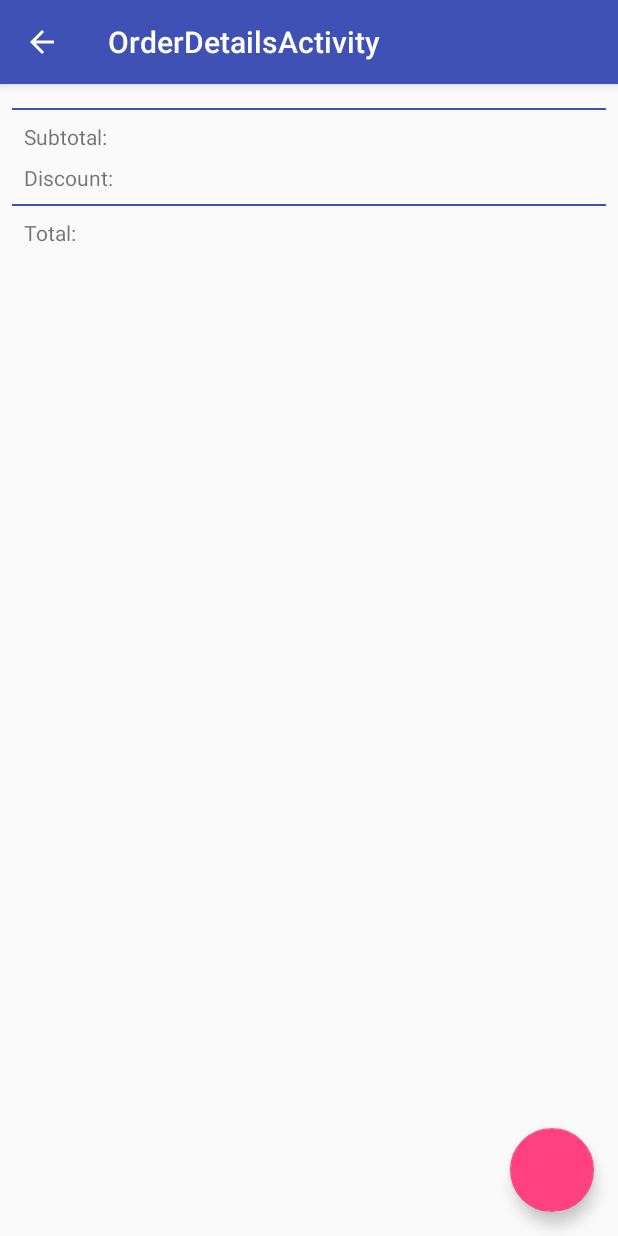
After one commit to Yahhi/Taifun, an Android app: the OrderDetailsActivity screen opened directly, with no data from a screen before it, on a phone screen of 412 x 824 dp. The commit adds this screen. Run offline under Robolectric (Android 15) with nearby library versions, the phone set to English and light mode, and no system bars.

Commit message:
add order details activity

```diff
--- /dev/null
+++ b/app/src/main/java/ru/develop_for_android/taifun/OrderDetailsActivity.java
@@ -0,0 +1,26 @@
+package ru.develop_for_android.taifun;
+
+import android.content.Intent;
+import android.os.Bundle;
+import android.support.design.widget.FloatingActionButton;
+import android.support.v7.app.AppCompatActivity;
+import android.support.v7.widget.Toolbar;
+
+public class OrderDetailsActivity extends AppCompatActivity {
+
+    @Override
+    protected void onCreate(Bundle savedInstanceState) {
+        super.onCreate(savedInstanceState);
+        setContentView(R.layout.activity_order_details);
+        Toolbar toolbar = findViewById(R.id.toolbar);
+        setSupportActionBar(toolbar);
+
+        FloatingActionButton fab = findViewById(R.id.fab);
+        fab.setOnClickListener(view -> {
+            Intent openOrderConfirmation = new Intent(getBaseContext(), OrderConfirmationActivity.class);
+            startActivity(openOrderConfirmation);
+        });
+        getSupportActionBar().setDisplayHomeAsUpEnabled(true);
+    }
+
+}
--- /dev/null
+++ b/app/src/main/java/ru/develop_for_android/taifun/OrderDetailsActivityFragment.java
@@ -0,0 +1,29 @@
+package ru.develop_for_android.taifun;
+
+import android.os.Bundle;
+import android.support.annotation.NonNull;
+import android.support.v4.app.Fragment;
+import android.support.v7.widget.LinearLayoutManager;
+import android.support.v7.widget.RecyclerView;
+import android.view.LayoutInflater;
+import android.view.View;
+import android.view.ViewGroup;
+
+/**
+ * A placeholder fragment containing a simple view.
+ */
+public class OrderDetailsActivityFragment extends Fragment {
+
+    public OrderDetailsActivityFragment() {
+    }
+
+    @Override
+    public View onCreateView(@NonNull LayoutInflater inflater, ViewGroup container,
+                             Bundle savedInstanceState) {
+        View fragmentView = inflater.inflate(R.layout.fragment_order_details, container, false);
+        RecyclerView foodInOrderList = fragmentView.findViewById(R.id.order_details_recyclerlist);
+        foodInOrderList.setLayoutManager(new LinearLayoutManager(getContext()));
+
+        return fragmentView;
+    }
+}
--- a/app/src/main/java/ru/develop_for_android/taifun/data/FoodDao.java
+++ b/app/src/main/java/ru/develop_for_android/taifun/data/FoodDao.java
@@ -101,9 +101,6 @@ public abstract class FoodDao {
     @Query("SELECT * FROM orders WHERE id = :id")
     abstract LiveData<OrderEntry> getOrderById(int id);
 
-    @Query("SELECT * FROM orders WHERE id = :id")
-    abstract OrderEntry getUnfinishedOrder(int id);
-
     public LiveData<OrderEntry> getUnfinishedOrder() {
         return getOrderById(UNFINISHED_ORDER_ID);
     }
--- /dev/null
+++ b/app/src/main/res/layout/activity_order_details.xml
@@ -0,0 +1,32 @@
+<?xml version="1.0" encoding="utf-8"?>
+<android.support.design.widget.CoordinatorLayout xmlns:android="http://schemas.android.com/apk/res/android"
+    xmlns:app="http://schemas.android.com/apk/res-auto"
+    xmlns:tools="http://schemas.android.com/tools"
+    android:layout_width="match_parent"
+    android:layout_height="match_parent"
+    tools:context="ru.develop_for_android.taifun.OrderDetailsActivity">
+
+    <android.support.design.widget.AppBarLayout
+        android:layout_width="match_parent"
+        android:layout_height="wrap_content"
+        android:theme="@style/AppTheme.AppBarOverlay">
+
+        <android.support.v7.widget.Toolbar
+            android:id="@+id/toolbar"
+            android:layout_width="match_parent"
+            android:layout_height="?android:attr/actionBarSize"
+            android:background="?android:attr/colorPrimary"
+            app:popupTheme="@style/AppTheme.PopupOverlay" />
+
+    </android.support.design.widget.AppBarLayout>
+
+    <include layout="@layout/content_order_details" />
+
+    <android.support.design.widget.FloatingActionButton
+        android:id="@+id/fab"
+        android:layout_width="wrap_content"
+        android:layout_height="wrap_content"
+        android:layout_gravity="bottom|end"
+        android:layout_margin="@dimen/fab_margin" />
+
+</android.support.design.widget.CoordinatorLayout>
--- /dev/null
+++ b/app/src/main/res/layout/fragment_order_details.xml
@@ -0,0 +1,102 @@
+<?xml version="1.0" encoding="utf-8"?>
+<android.support.constraint.ConstraintLayout xmlns:android="http://schemas.android.com/apk/res/android"
+    xmlns:app="http://schemas.android.com/apk/res-auto"
+    xmlns:tools="http://schemas.android.com/tools"
+    android:layout_width="match_parent"
+    android:layout_height="match_parent"
+    tools:context="ru.develop_for_android.taifun.OrderDetailsActivityFragment"
+    tools:showIn="@layout/activity_order_details">
+
+    <android.support.v7.widget.RecyclerView
+        android:id="@+id/order_details_recyclerlist"
+        android:layout_width="0dp"
+        android:layout_height="wrap_content"
+        android:layout_marginTop="8dp"
+        app:layout_constraintEnd_toEndOf="parent"
+        app:layout_constraintStart_toStartOf="parent"
+        app:layout_constraintTop_toTopOf="parent" />
+
+    <View
+        android:id="@+id/view"
+        android:layout_width="0dp"
+        android:layout_height="1dp"
+        android:layout_marginEnd="8dp"
+        android:layout_marginStart="8dp"
+        android:layout_marginTop="8dp"
+        android:background="@color/colorPrimary"
+        app:layout_constraintEnd_toEndOf="parent"
+        app:layout_constraintStart_toStartOf="parent"
+        app:layout_constraintTop_toBottomOf="@+id/order_details_recyclerlist" />
+
+    <TextView
+        android:id="@+id/textView"
+        android:layout_width="wrap_content"
+        android:layout_height="wrap_content"
+        android:layout_marginStart="16dp"
+        android:layout_marginTop="8dp"
+        android:text="@string/subtotal"
+        app:layout_constraintStart_toStartOf="parent"
+        app:layout_constraintTop_toBottomOf="@+id/view" />
+
+    <TextView
+        android:id="@+id/textView2"
+        android:layout_width="wrap_content"
+        android:layout_height="wrap_content"
+        android:layout_marginStart="16dp"
+        android:layout_marginTop="8dp"
+        android:text="@string/discount"
+        app:layout_constraintStart_toStartOf="parent"
+        app:layout_constraintTop_toBottomOf="@+id/textView" />
+
+    <TextView
+        android:id="@+id/order_subtotal"
+        android:layout_width="wrap_content"
+        android:layout_height="wrap_content"
+        android:layout_marginEnd="16dp"
+        app:layout_constraintEnd_toEndOf="parent"
+        app:layout_constraintTop_toTopOf="@+id/textView"
+        tools:text="$ 26" />
+
+    <TextView
+        android:id="@+id/order_discount"
+        android:layout_width="wrap_content"
+        android:layout_height="wrap_content"
+        android:layout_marginEnd="16dp"
+        android:layout_marginStart="8dp"
+        app:layout_constraintEnd_toEndOf="parent"
+        app:layout_constraintStart_toStartOf="@+id/order_subtotal"
+        app:layout_constraintTop_toTopOf="@+id/textView2"
+        tools:text="-" />
+
+    <View
+        android:id="@+id/view2"
+        android:layout_width="0dp"
+        android:layout_height="1dp"
+        android:layout_marginEnd="8dp"
+        android:layout_marginStart="8dp"
+        android:layout_marginTop="8dp"
+        android:background="@color/colorPrimary"
+        app:layout_constraintEnd_toEndOf="parent"
+        app:layout_constraintHorizontal_bias="0.0"
+        app:layout_constraintStart_toStartOf="parent"
+        app:layout_constraintTop_toBottomOf="@+id/textView2" />
+
+    <TextView
+        android:id="@+id/textView5"
+        android:layout_width="wrap_content"
+        android:layout_height="wrap_content"
+        android:layout_marginStart="16dp"
+        android:layout_marginTop="8dp"
+        android:text="@string/total"
+        app:layout_constraintStart_toStartOf="parent"
+        app:layout_constraintTop_toBottomOf="@+id/view2" />
+
+    <TextView
+        android:id="@+id/order_total"
+        android:layout_width="wrap_content"
+        android:layout_height="wrap_content"
+        android:layout_marginEnd="16dp"
+        app:layout_constraintEnd_toEndOf="parent"
+        app:layout_constraintTop_toTopOf="@+id/textView5"
+        tools:text="$ 26" />
+</android.support.constraint.ConstraintLayout>
--- a/app/src/main/res/values/strings.xml
+++ b/app/src/main/res/values/strings.xml
@@ -38,4 +38,12 @@
     <string name="ready_to_pickup">Ready to pickup</string>
     <string name="order_number_invalid">invalid order number</string>
     <string name="order_number"># %1$s</string>
+    <string name="title_activity_order_details">OrderDetailsActivity</string>
+    <string name="subtotal">Subtotal:</string>
+    <string name="discount">Discount:</string>
+    <string name="total">Total:</string>
+    <plurals name="pcs">
+        <item quantity="one">%1$d pc.</item>
+        <item quantity="other">%1$d pcs.</item>
+    </plurals>
 </resources>
```
Also changed, not shown: app/src/main/AndroidManifest.xml (+9 -0 lines), app/src/main/java/ru/develop_for_android/taifun/OrderDetailsFoodAdapter.java (added, +82 -0 lines), app/src/main/java/ru/develop_for_android/taifun/OrderDetailsViewModel.java (added, +26 -0 lines), app/src/main/res/layout/content_order_details.xml (added, +9 -0 lines), app/src/main/res/menu/menu_order_details.xml (added, +10 -0 lines).
